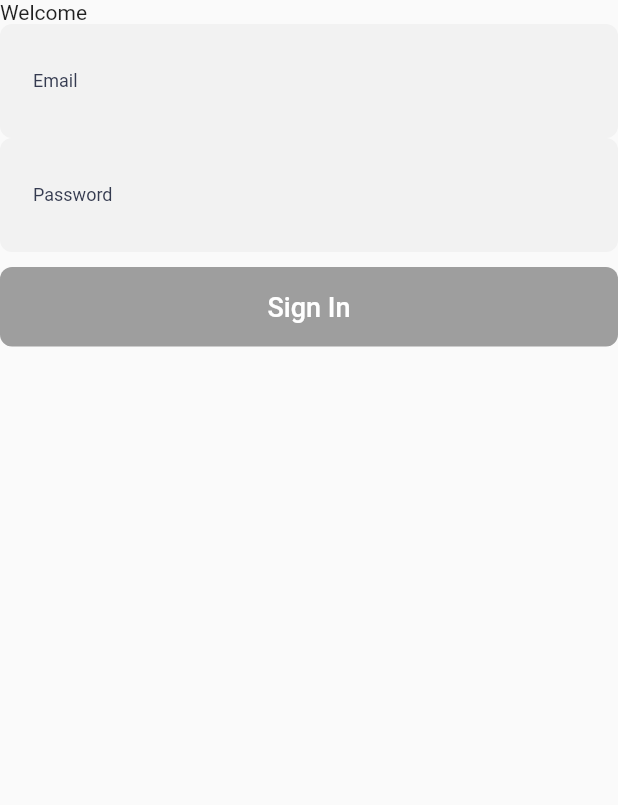
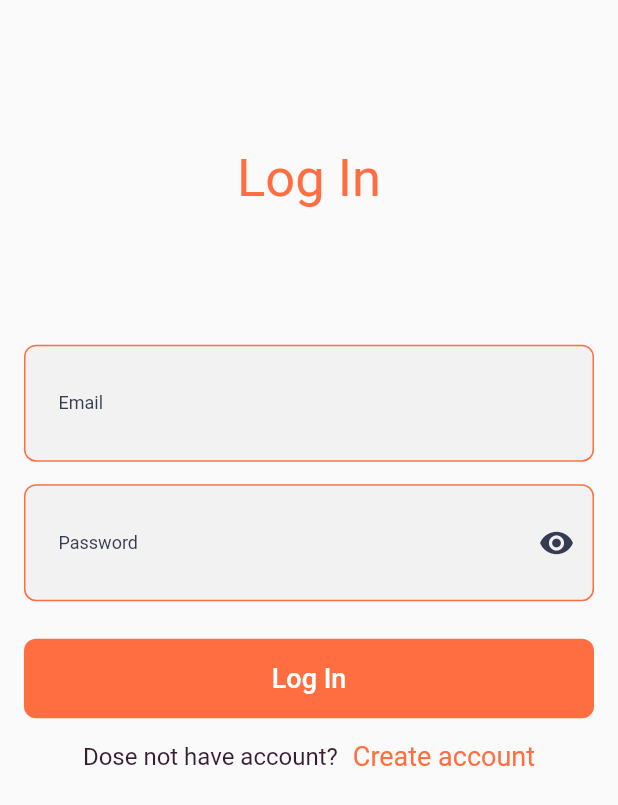
Before and after one commit to sharmin93/flutter-mail-app, a Flutter app: the screen it shows after launch, on a phone screen of 412 x 824 dp. Shown: the top 805 px of the screen. Run offline on Flutter 3.47's test engine with Material 2 defaults, Android fonts, the phone set to English and light mode, and no system bars; our stand-ins replace dio, pretty_dio_logger, rxdart; missing offline and left inert: dio_retry; Roboto replaces fonts that are missing (OpenSans, SFProDisplaySemibold).

Commit message:
logIn_bloc_implementation

```diff
--- /dev/null
+++ b/lib/bloc/base_bloc.dart
@@ -0,0 +1,3 @@
+abstract class BaseBloc {
+  void dispose();
+}
--- a/lib/main.dart
+++ b/lib/main.dart
@@ -1,4 +1,6 @@
 import 'package:flutter/material.dart';
+import 'package:flutter_mail_app/ui/check_mail.dart';
+import 'package:flutter_mail_app/ui/create_account_ui.dart';
 import 'package:flutter_mail_app/ui/login_ui.dart';
 
 void main() {
@@ -9,41 +11,31 @@ class MyApp extends StatelessWidget {
 
   @override
   Widget build(BuildContext context) {
-    return MaterialApp(
-      title: 'Flutter Demo',
-      theme: ThemeData(
-        // This is the theme of your application.
-        //
-        // Try running your application with "flutter run". You'll see the
-        // application has a blue toolbar. Then, without quitting the app, try
-        // changing the primarySwatch below to Colors.green and then invoke
-        // "hot reload" (press "r" in the console where you ran "flutter run",
-        // or simply save your changes to "hot reload" in a Flutter IDE).
-        // Notice that the counter didn't reset back to zero; the application
-        // is not restarted.
-        primarySwatch: Colors.blue,
-        // This makes the visual density adapt to the platform that you run
-        // the app on. For desktop platforms, the controls will be smaller and
-        // closer together (more dense) than on mobile platforms.
-        visualDensity: VisualDensity.adaptivePlatformDensity,
-      ),
-      home: LogIn(),
+    return MaterialApp(debugShowCheckedModeBanner: false,
+          theme: ThemeData(accentColor: Colors.orangeAccent,primaryColor: Colors.deepOrangeAccent),
+      home: MyHomePage(),
+        routes:  <String, WidgetBuilder>{
+          '/create_account': (BuildContext context) => CreateAccount(),
+          '/login': (BuildContext context) => LogIn(),
+          '/check_mail': (BuildContext context) => CheckMail(),
+        },
     );
   }
 }
 
-// class MyHomePage extends StatefulWidget {
-//
-//   @override
-//   _MyHomePageState createState() => _MyHomePageState();
-// }
-//
-// class _MyHomePageState extends State<MyHomePage> {
-//
-//
-//   @override
-//   Widget build(BuildContext context) {
-//
-//     return Scaffold(appBar: AppBar(title: Text('Hello'),),);
-//   }
-// }
+class MyHomePage extends StatefulWidget {
+
+  @override
+  _MyHomePageState createState() => _MyHomePageState();
+}
+
+class _MyHomePageState extends State<MyHomePage> {
+
+
+  @override
+  Widget build(BuildContext context) {
+
+    return Scaffold(
+    body: LogIn(),);
+  }
+}
--- a/lib/service_request/service_call.dart
+++ b/lib/service_request/service_call.dart
@@ -46,11 +46,13 @@ class APICall {
    });
    return completer.future;
   }
+
  Future<LogInResponse> logIn(dynamic body){
    var completer=Completer<LogInResponse>();
    HttpClient.post(logInUrl,body).then((response) {
      if (response.statusCode>= 200 && response.statusCode<=299) {
        var loginResponse = LogInResponse.fromJson(response.data);
+       print('loginResponse ${loginResponse}');
        loginResponse.statusCode = response.statusCode;
        loginResponse.success=true;
        completer.complete(loginResponse);
--- a/lib/ui/login_ui.dart
+++ b/lib/ui/login_ui.dart
@@ -1,29 +1,39 @@
 import 'package:flutter/cupertino.dart';
 import 'package:flutter/material.dart';
+import 'package:flutter_mail_app/bloc/login_bloc.dart';
+import 'package:flutter_mail_app/response_model/logIn_response_model.dart';
 import 'package:flutter_mail_app/service_request/service_call.dart';
 
-class LogIn extends StatelessWidget{
+class LogIn extends StatelessWidget {
+  final logInBloc=LogInBloc();
+  bool _hidePassword = true;
   @override
   Widget build(BuildContext context) {
-
-   return Scaffold(body:Column(
-     crossAxisAlignment: CrossAxisAlignment.center,
+    return  Scaffold(
+      body: Center(
+        child: SingleChildScrollView(
+          child: Container(
+            height: MediaQuery.of(context).size.height,
+            child: Padding(
+              padding: const EdgeInsets.all(16.0),
+              child: Column(
+                mainAxisAlignment: MainAxisAlignment.start,
                 children: [
-     Row(
-       children: <Widget>[
-         SizedBox(height: 10.0),
-         Text('Welcome'),
-         SizedBox(height: 5.0),
-       ],
-     ),
+                  SizedBox(height: MediaQuery.of(context).size.height*.1,),
+                  Text('Log In',style: TextStyle(color: Colors.deepOrangeAccent,fontSize: 35),),
+                  SizedBox(height: 8,),
                   /// Email
-     Container(
+                  SizedBox(height: MediaQuery.of(context).size.height*.1,),
+                  StreamBuilder<String>(stream: logInBloc.email,
+                    builder: (context, emailSnapshot){
+                    return  Container(
                         decoration: BoxDecoration(
                             color: Color(0xFFF2F2F2),
-     borderRadius: BorderRadius.circular(8.0)
-      ),
+                            borderRadius: BorderRadius.circular(8.0),
+                            border: Border.all(color: Colors.deepOrangeAccent)),
                         child: TextField(
-         onChanged: (email){
+                          onChanged: (email) {
+                            logInBloc.changedEmail.call(email);
                           },
                           keyboardType: TextInputType.emailAddress,
                           decoration: InputDecoration(
@@ -35,20 +45,27 @@ class LogIn extends StatelessWidget{
                                 fontSize: 12,
                                 color: Color(0xFF353B50),
                               ),
-       hintText: 'Please enter email'
+                              hintText: 'Please enter email'),
+                        ));
+                  },
+
                   ),
-      )
-    ),
-
-     // Password
-     Container(
+                  SizedBox(height: 15,),
+                  /// Password
+                  Row(
+                    children: [
+                      Expanded(
+                        child
+                            : StreamBuilder<String>(stream: logInBloc.password,
+                          builder: (context, snapshot){
+                              return Container(
                                   decoration: BoxDecoration(
-           color: Color(0xFFF2F2F2),
+                                      color: Color(0xFFF2F2F2), border: Border.all(color: Colors.deepOrangeAccent),
                                       borderRadius: BorderRadius.circular(8.0)
                                   ),
                                   child: TextField(
                                     onChanged: (password){
-
+                                      logInBloc.changedPassword.call(password);
                                     },
                                     decoration: InputDecoration(
                                       contentPadding: EdgeInsets.all(22.0),
@@ -60,45 +77,56 @@ class LogIn extends StatelessWidget{
                                         color: Color(0xFF353B50),
                                       ),
                                       hintText: 'Please enter password',
-           // suffixIcon: IconButton(
-           //   icon: Icon(
-           //     _hidePassword
-           //         ? Icons.visibility
-           //         : Icons.visibility_off,
-           //     color: Color(0xff353B50),
-           //   ),
-           //   onPressed: () {
-           //     setState(() {
-           //       _hidePassword = !_hidePassword;
-           //     });
-           //   },
-           // ),
+                                      suffixIcon: IconButton(
+                                        icon: Icon(
+                                          _hidePassword
+                                              ? Icons.visibility
+                                              : Icons.visibility_off,
+                                          color: Color(0xff353B50),
+                                        ),
+                                        onPressed: () {
+                                            _hidePassword = !_hidePassword;
+
+                                          // setState(() {
+                                          //   _hidePassword = !_hidePassword;
+                                          // });
+                                        },
+                                      ),
                                     ),
                                   )
+                              );
+                        },
                             ),
-     SizedBox(height: 10),
+                      ),
+                    ],
+                  ),
+                  SizedBox(height: 25,),
 
                   // Sign In button
-     SizedBox(
+                  StreamBuilder<LogInResponse>(
+                    stream: logInBloc.logInButton,
+                    builder: (context, snapshot) {
+                      return Column(
+                        children: [
+                          Row(
+                            children: [
+                              Expanded(
+                                child
+                                    : SizedBox(
                                   width: double.maxFinite,
                                   child: RaisedButton(
                                       elevation: 0.0,
-         color:Colors.grey,
+                                      color:Colors.deepOrangeAccent,
                                       padding: EdgeInsets.all(16.0),
                                       shape: RoundedRectangleBorder(borderRadius: BorderRadius.circular(8.0)),
-         onPressed: () async {
-           var apiCall=APICall();
-          var res= await apiCall.logIn({
-               "address": "usssy@pussport.com",
-               "password": "us12003456"});
-           if(res.success){
-             print('logIn SuccessFull ${res.token}');
-           }else{
-             print('error ${res.errorTitle}');
-             print('error mesage${res.errorMessage}');
-           }
+                                      onPressed:() async {
+
+                                        LogInResponse  resp= await logInBloc.signInButton();
+                                       if(resp.success){
+                                        Navigator.pushNamed(context, '/check_mail');}
+
                                       },
-         child: Text('Sign In',
+                                      child: Text('Log In',
                                         style: TextStyle(
                                             fontFamily: 'SFProDisplaySemibold',
                                             fontSize: 18,
@@ -108,7 +136,41 @@ class LogIn extends StatelessWidget{
 
                                   ),
                                 ),
-   ],),);
+                              ),
+                            ],
+                          ),
+
+                          snapshot.hasError?
+                          Padding(
+                            padding: const EdgeInsets.only(top: 15,bottom: 10),
+                            child: Text(snapshot.hasError?snapshot.error.toString():'',
+                              style: TextStyle(
+                                fontFamily: 'SFProDisplayRegular',
+                                fontSize: 14,
+                                color: Color(0xFFF55A51),
+                              ),
+                            ),
+                          ):Container(),
+                        ],
+                      );
                     }
-
+                  ),
+                  SizedBox(height: 15,),
+                  Row(mainAxisAlignment: MainAxisAlignment.center,
+                    children: [
+                      Text('Dose not have account?',style: TextStyle(color:  Color(0xFF371D32),fontSize: 16),
+                      ),
+                      SizedBox(width: 10,),
+                      InkWell(onTap:(){ Navigator.pushNamed(context, '/create_account');
+                      },
+                          child: Text('Create account',style: TextStyle(fontSize: 18,color: Colors.deepOrangeAccent),))
+                    ],)
+                ],
+              ),
+            ),
+          ),
+        ),
+      ),
+    );
   }
+}
--- a/pubspec.yaml
+++ b/pubspec.yaml
@@ -35,6 +35,8 @@ dependencies:
 dev_dependencies:
   flutter_test:
     sdk: flutter
+  rxdart: ^0.24.1
+  bloc: ^5.0.0
 
 # For information on the generic Dart part of this file, see the
 # following page: https://dart.dev/tools/pub/pubspec
```
Also changed, not shown: lib/bloc/login_bloc.dart (added, +62 -0 lines), lib/ui/check_mail.dart (added, +30 -0 lines), lib/ui/create_account_ui.dart (added, +145 -0 lines), pubspec.lock. Lines whose indentation alone changed are shown as unchanged.
